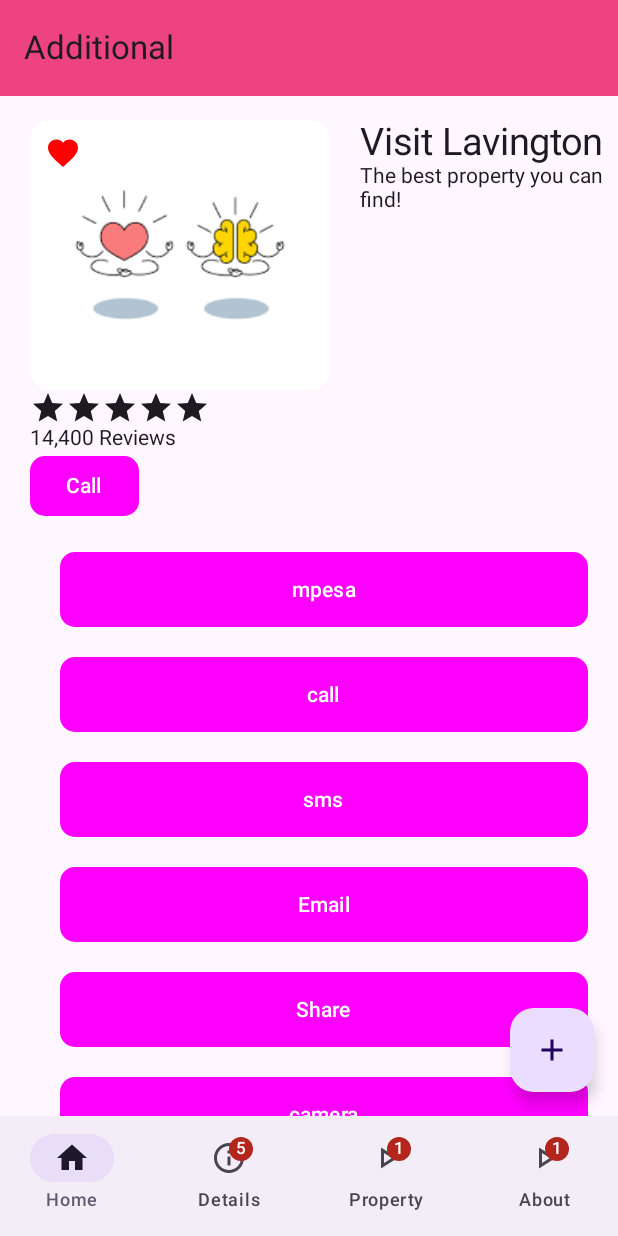
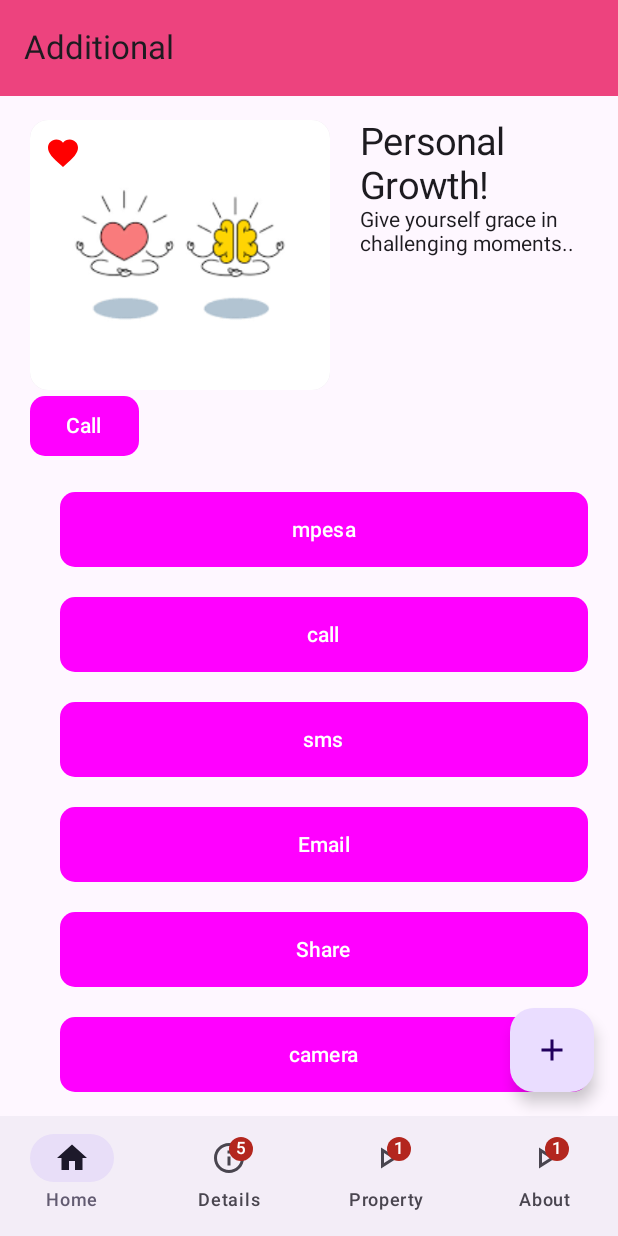
Before and after one commit to nicolengaira/myproject, an Android app built with Jetpack Compose: the IntentScreen screen opened through its navigation route, on a phone screen of 412 x 824 dp. Run offline under Robolectric (Android 15) with nearby library versions, the phone set to English and light mode, and no system bars.

Commit message:
First commit

```diff
--- a/app/src/main/java/com/example/nicolesapp/navigation/AppNavHost.kt
+++ b/app/src/main/java/com/example/nicolesapp/navigation/AppNavHost.kt
@@ -57,6 +57,10 @@ fun AppNavHost(
             IntentScreen(navController = navController)
         }
 
+        composable(ROUT_INTENT) {
+            IntentScreen(navController = navController)
+        }
+
 
 
 
--- a/app/src/main/java/com/example/nicolesapp/navigation/Routes.kt
+++ b/app/src/main/java/com/example/nicolesapp/navigation/Routes.kt
@@ -7,3 +7,4 @@ const val ROUT_SIGNUP= "signup"
 const val ROUT_LOGIN= "login"
 const val ROUT_DETAIL= "details"
 const val ROUT_INTENT= "intent"
+const val ROUT_WELLNESS= "wellness"
--- a/app/src/main/java/com/example/nicolesapp/ui/theme/screens/intent/IntentScreen.kt
+++ b/app/src/main/java/com/example/nicolesapp/ui/theme/screens/intent/IntentScreen.kt
@@ -59,6 +59,7 @@ import androidx.core.net.toUri
 import androidx.navigation.NavController
 import androidx.navigation.compose.rememberNavController
 import com.example.nicolesapp.R
+import com.example.nicolesapp.ui.theme.Babypink
 import com.example.nicolesapp.ui.theme.pink387
 
 @OptIn(ExperimentalMaterial3Api::class)
@@ -72,7 +73,7 @@ fun IntentScreen(navController: NavController) {
         Scaffold(
             bottomBar = {
                 NavigationBar {
-                    contentColorFor(backgroundColor = Color.Magenta)
+                    contentColorFor(backgroundColor = Babypink)
                     bottomNavItems.forEachIndexed { index, bottomNavItem ->
                         NavigationBarItem(
                             selected = index == selected,
@@ -158,21 +159,11 @@ fun IntentScreen(navController: NavController) {
                         //End of card
 
                         Column(modifier = Modifier.padding(start = 20.dp)) {
-                            Text(text = "Visit Lavington", fontSize = 25.sp)
-                            Text(text = "The best property you can find!")
+                            Text(text = "Personal Growth!", fontSize = 25.sp)
+                            Text(text = "Give yourself grace in challenging moments..")
                         }
 
-
                     }
-                    Row {
-                        Icon(imageVector = Icons.Default.Star, contentDescription = "Star")
-                        Icon(imageVector = Icons.Default.Star, contentDescription = "Star")
-                        Icon(imageVector = Icons.Default.Star, contentDescription = "Star")
-                        Icon(imageVector = Icons.Default.Star, contentDescription = "Star")
-                        Icon(imageVector = Icons.Default.Star, contentDescription = "Star")
-                    }
-
-                    Text(text = "14,400 Reviews")
 
                     val mContext = LocalContext.current
 
@@ -208,6 +199,7 @@ fun IntentScreen(navController: NavController) {
                     }
 
                     Spacer(modifier = Modifier.height(20.dp))
+
                     Button(
                         onClick = {val callIntent=Intent(Intent.ACTION_DIAL)
                             callIntent.data="tel:0720245837".toUri()
--- a/app/src/main/java/com/example/nicolesapp/ui/theme/screens/login/LoginScreen.kt
+++ b/app/src/main/java/com/example/nicolesapp/ui/theme/screens/login/LoginScreen.kt
@@ -135,10 +135,7 @@ fun LoginScreen(navController: NavController) {
                         navController.navigate(ROUT_SIGNUP)
                     },
                 textAlign = TextAlign.Center)
-
-
         }
-
 }
 
 
```
Also changed, not shown: app/src/main/java/com/example/nicolesapp/ui/theme/screens/wellness/WellnessScreen.kt (added, +170 -0 lines).
